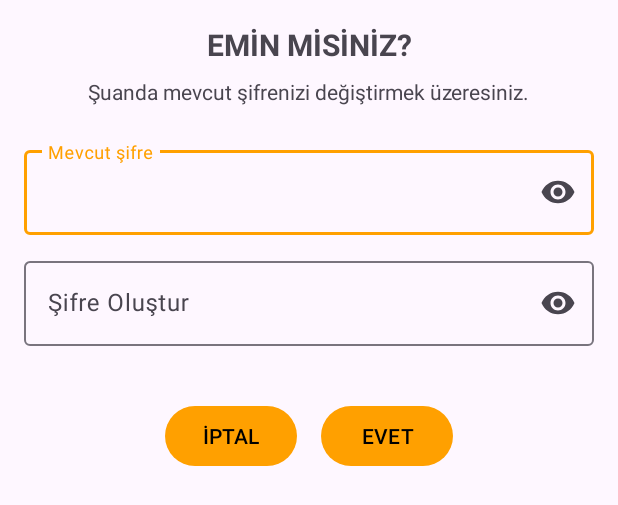
After one commit to ozlemcivelek/EventFlow, an Android app: the layout bottom_sheet_change_password.xml on its own in the app's theme, with its tools: preview values and no code run, on a phone screen of 412 x 824 dp. The commit adds this screen. Shown: the top 505 px of the screen. Run offline under Robolectric (Android 15) with nearby library versions, the phone set to English and light mode, and no system bars.

Commit message:
Add change password feature.

```diff
--- a/app/src/main/java/com/example/eventflow/database/repository/AuthRepository.kt
+++ b/app/src/main/java/com/example/eventflow/database/repository/AuthRepository.kt
@@ -8,6 +8,7 @@ interface AuthRepository {
     suspend fun login(email: String, password: String): Resource<FirebaseUser>
     suspend fun signUp(name: String, email: String, password: String): Resource<FirebaseUser>
     suspend fun updateProfile(name: String) : Resource<Boolean>
+    suspend fun changePassword(password: String) : Resource<Boolean>
     fun logout()
 
 }
--- /dev/null
+++ b/app/src/main/res/drawable/ic_visibility.xml
@@ -0,0 +1,5 @@
+<vector xmlns:android="http://schemas.android.com/apk/res/android" android:height="24dp" android:tint="#D3D3D3" android:viewportHeight="24" android:viewportWidth="24" android:width="24dp">
+
+    <path android:fillColor="@android:color/white" android:pathData="M12,4.5C7,4.5 2.73,7.61 1,12c1.73,4.39 6,7.5 11,7.5s9.27,-3.11 11,-7.5c-1.73,-4.39 -6,-7.5 -11,-7.5zM12,17c-2.76,0 -5,-2.24 -5,-5s2.24,-5 5,-5 5,2.24 5,5 -2.24,5 -5,5zM12,9c-1.66,0 -3,1.34 -3,3s1.34,3 3,3 3,-1.34 3,-3 -1.34,-3 -3,-3z"/>
+
+</vector>
--- /dev/null
+++ b/app/src/main/res/drawable/ic_visibility_off.xml
@@ -0,0 +1,5 @@
+<vector xmlns:android="http://schemas.android.com/apk/res/android" android:height="24dp" android:tint="#D3D3D3" android:viewportHeight="24" android:viewportWidth="24" android:width="24dp">
+
+    <path android:fillColor="@android:color/white" android:pathData="M12,4.5C7,4.5 2.73,7.61 1,12c1.73,4.39 6,7.5 11,7.5s9.27,-3.11 11,-7.5c-1.73,-4.39 -6,-7.5 -11,-7.5zM12,17c-2.76,0 -5,-2.24 -5,-5s2.24,-5 5,-5 5,2.24 5,5 -2.24,5 -5,5zM12,9c-1.66,0 -3,1.34 -3,3s1.34,3 3,3 3,-1.34 3,-3 -1.34,-3 -3,-3z"/>
+
+</vector>
--- /dev/null
+++ b/app/src/main/res/layout/bottom_sheet_change_password.xml
@@ -0,0 +1,89 @@
+<?xml version="1.0" encoding="utf-8"?>
+<androidx.constraintlayout.widget.ConstraintLayout xmlns:android="http://schemas.android.com/apk/res/android"
+    android:layout_width="match_parent"
+    android:layout_height="match_parent"
+    android:padding ="16dp"
+    xmlns:app="http://schemas.android.com/apk/res-auto">
+
+    <TextView
+        android:id="@+id/titleTextView"
+        android:layout_width="wrap_content"
+        android:layout_height="wrap_content"
+        android:text="@string/are_you_sure"
+        android:textSize="20sp"
+        android:textStyle="bold"
+        app:layout_constraintStart_toStartOf="parent"
+        app:layout_constraintEnd_toEndOf="parent"
+        app:layout_constraintTop_toTopOf="parent"/>
+
+    <TextView
+        android:id="@+id/subTitleTextView"
+        android:layout_width="wrap_content"
+        android:layout_height="wrap_content"
+        android:text="Şuanda mevcut şifrenizi değiştirmek üzeresiniz."
+        android:textSize="14sp"
+        android:layout_marginTop="8dp"
+        app:layout_constraintStart_toStartOf="parent"
+        app:layout_constraintEnd_toEndOf="parent"
+        app:layout_constraintTop_toBottomOf="@+id/titleTextView"/>
+
+    <com.google.android.material.textfield.TextInputLayout
+        android:id="@+id/passwordTextInputLayout"
+        android:layout_width="match_parent"
+        android:layout_height="wrap_content"
+        android:layout_marginTop="24dp"
+        app:endIconMode="custom"
+        app:endIconDrawable="@drawable/ic_visibility"
+        android:hint="Mevcut şifre"
+        app:layout_constraintStart_toStartOf="parent"
+        app:layout_constraintEnd_toEndOf="parent"
+        app:layout_constraintTop_toBottomOf="@+id/subTitleTextView">
+
+        <com.google.android.material.textfield.TextInputEditText
+            android:layout_width="match_parent"
+            android:layout_height="wrap_content" />
+
+    </com.google.android.material.textfield.TextInputLayout>
+
+    <com.google.android.material.textfield.TextInputLayout
+        android:id="@+id/newPasswordTextInputLayout"
+        android:layout_width="match_parent"
+        android:layout_height="wrap_content"
+        android:layout_marginTop="12dp"
+        app:endIconMode="custom"
+        app:endIconDrawable="@drawable/ic_visibility"
+        android:hint="Şifre Oluştur"
+        app:layout_constraintStart_toStartOf="parent"
+        app:layout_constraintEnd_toEndOf="parent"
+        app:layout_constraintTop_toBottomOf="@+id/passwordTextInputLayout">
+
+        <com.google.android.material.textfield.TextInputEditText
+            android:layout_width="match_parent"
+            android:layout_height="wrap_content" />
+
+    </com.google.android.material.textfield.TextInputLayout>
+
+    <LinearLayout
+        android:layout_width="match_parent"
+        android:layout_height="wrap_content"
+        android:orientation="horizontal"
+        android:gravity="center"
+        android:layout_marginTop="36dp"
+        app:layout_constraintTop_toBottomOf="@+id/newPasswordTextInputLayout">
+
+        <Button
+            android:id="@+id/cancelButton"
+            android:layout_width="wrap_content"
+            android:layout_height="wrap_content"
+            android:text="@string/cancel"
+            android:layout_marginEnd="8dp"/>
+
+        <Button
+            android:id="@+id/updatePasswordButton"
+            android:layout_width="wrap_content"
+            android:layout_height="wrap_content"
+            android:text="@string/yes"
+            android:layout_marginStart="8dp" />
+    </LinearLayout>
+
+</androidx.constraintlayout.widget.ConstraintLayout>
```
Also changed, not shown: app/src/main/java/com/example/eventflow/database/repository/AuthRepositoryImpl.kt (+29 -9 lines), app/src/main/java/com/example/eventflow/ui/account/AccountFragment.kt (+31 -0 lines), app/src/main/java/com/example/eventflow/ui/account/ChangePasswordBottomSheet.kt (added, +39 -0 lines), app/src/main/java/com/example/eventflow/ui/auth/AuthViewModel.kt (+14 -4 lines), app/src/main/java/com/example/eventflow/ui/auth/LoginFragment.kt (+5 -9 lines).
